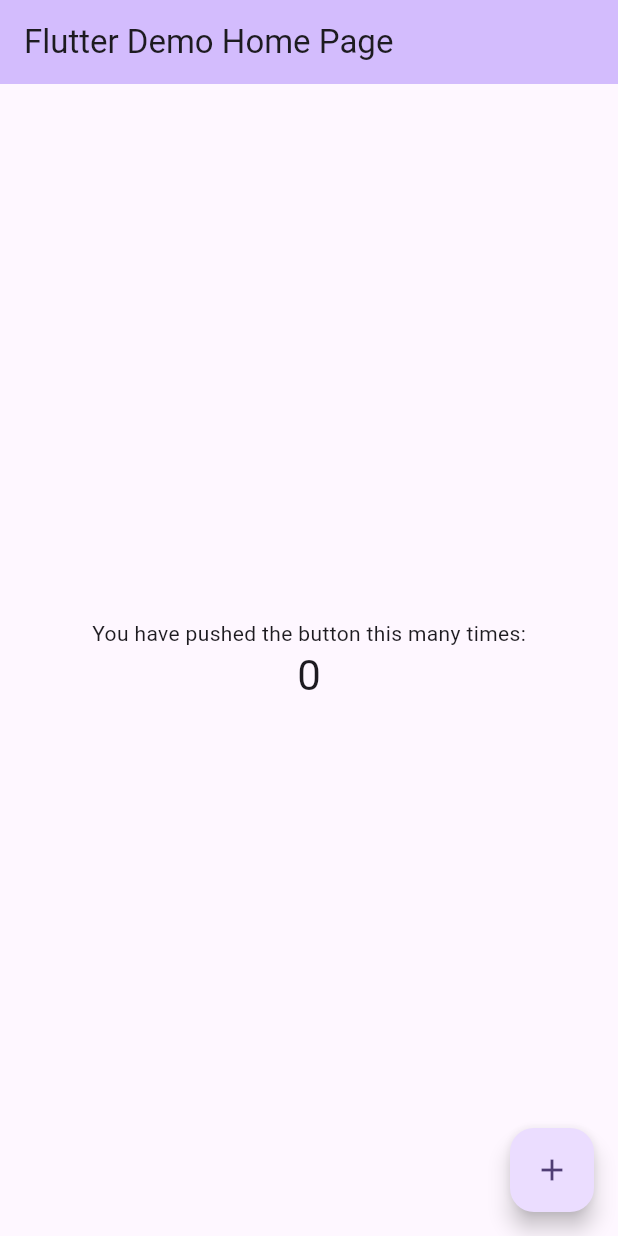
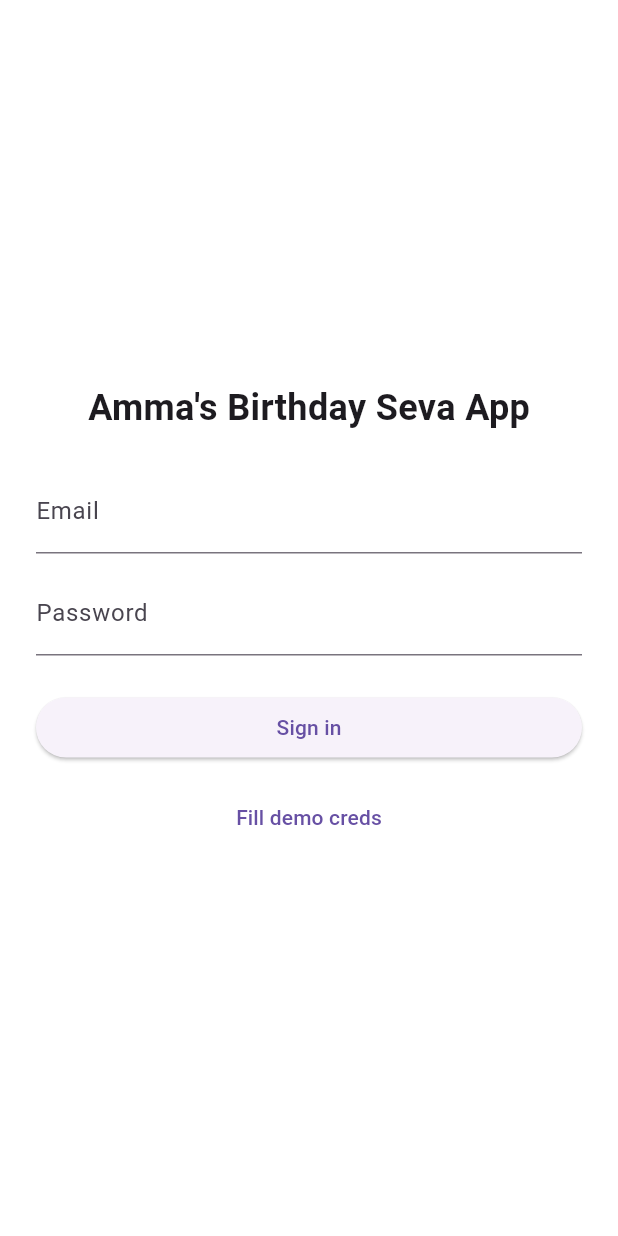
Before and after one commit to Vaishnav-365/Seva_App_Frontend, a Flutter app: the screen it shows after launch, on a phone screen of 412 x 824 dp. Run offline on Flutter 3.47's test engine with Material 3 defaults, Android fonts, the phone set to English and light mode, and no system bars; accounts and stored records are empty.

Commit message:
The initial UI with basic navigation and required screens

```diff
--- /dev/null
+++ b/lib/app_router.dart
@@ -0,0 +1,28 @@
+import 'package:flutter/material.dart';
+import 'screens/login_screen.dart';
+import 'screens/home_screen.dart';
+import 'screens/attendance_screen.dart';
+import 'screens/map_screen.dart';
+
+class AppRoutes {
+  static const login = '/';
+  static const home = '/home';
+  static const attendance = '/attendance';
+  static const map = '/map';
+}
+
+class AppRouter {
+  static Route<dynamic> generateRoute(RouteSettings settings) {
+    switch (settings.name) {
+      case AppRoutes.home:
+        return MaterialPageRoute(builder: (_) => const HomeScreen());
+      case AppRoutes.attendance:
+        return MaterialPageRoute(builder: (_) => const AttendanceScreen());
+      case AppRoutes.map:
+        return MaterialPageRoute(builder: (_) => const MapScreen());
+      case AppRoutes.login:
+      default:
+        return MaterialPageRoute(builder: (_) => const LoginScreen());
+    }
+  }
+}
--- a/lib/main.dart
+++ b/lib/main.dart
@@ -1,125 +1,40 @@
 import 'package:flutter/material.dart';
+import 'package:provider/provider.dart';
+import 'services/auth_service.dart';
+import 'state/app_state.dart';
+import 'app_router.dart';
 
 void main() {
-  runApp(const MyApp());
+  WidgetsFlutterBinding.ensureInitialized();
+
+  // Replace FakeAuthService
+  final authService = FakeAuthService();
+
+  runApp(
+    MultiProvider(
+      providers: [
+        Provider<AuthService>.value(value: authService),
+        ChangeNotifierProvider<AppState>(create: (_) => AppState()),
+      ],
+      child: const SevaApp(),
+    ),
+  );
 }
 
-class MyApp extends StatelessWidget {
-  const MyApp({super.key});
+class SevaApp extends StatelessWidget {
+  const SevaApp({super.key});
 
-  // This widget is the root of your application.
   @override
   Widget build(BuildContext context) {
     return MaterialApp(
-      title: 'Flutter Demo',
+      title: 'Amma\'s Birthday Seva App',
       theme: ThemeData(
-        // This is the theme of your application.
-        //
-        // TRY THIS: Try running your application with "flutter run". You'll see
-        // the application has a purple toolbar. Then, without quitting the app,
-        // try changing the seedColor in the colorScheme below to Colors.green
-        // and then invoke "hot reload" (save your changes or press the "hot
-        // reload" button in a Flutter-supported IDE, or press "r" if you used
-        // the command line to start the app).
-        //
-        // Notice that the counter didn't reset back to zero; the application
-        // state is not lost during the reload. To reset the state, use hot
-        // restart instead.
-        //
-        // This works for code too, not just values: Most code changes can be
-        // tested with just a hot reload.
-        colorScheme: ColorScheme.fromSeed(seedColor: Colors.deepPurple),
-        useMaterial3: true,
+        primarySwatch: Colors.deepPurple,
+        scaffoldBackgroundColor: Colors.white,
       ),
-      home: const MyHomePage(title: 'Flutter Demo Home Page'),
+      initialRoute: AppRoutes.login,
+      onGenerateRoute: AppRouter.generateRoute,
+      debugShowCheckedModeBanner: false,
     );
   }
 }
-
-class MyHomePage extends StatefulWidget {
-  const MyHomePage({super.key, required this.title});
-
-  // This widget is the home page of your application. It is stateful, meaning
-  // that it has a State object (defined below) that contains fields that affect
-  // how it looks.
-
-  // This class is the configuration for the state. It holds the values (in this
-  // case the title) provided by the parent (in this case the App widget) and
-  // used by the build method of the State. Fields in a Widget subclass are
-  // always marked "final".
-
-  final String title;
-
-  @override
-  State<MyHomePage> createState() => _MyHomePageState();
-}
-
-class _MyHomePageState extends State<MyHomePage> {
-  int _counter = 0;
-
-  void _incrementCounter() {
-    setState(() {
-      // This call to setState tells the Flutter framework that something has
-      // changed in this State, which causes it to rerun the build method below
-      // so that the display can reflect the updated values. If we changed
-      // _counter without calling setState(), then the build method would not be
-      // called again, and so nothing would appear to happen.
-      _counter++;
-    });
-  }
-
-  @override
-  Widget build(BuildContext context) {
-    // This method is rerun every time setState is called, for instance as done
-    // by the _incrementCounter method above.
-    //
-    // The Flutter framework has been optimized to make rerunning build methods
-    // fast, so that you can just rebuild anything that needs updating rather
-    // than having to individually change instances of widgets.
-    return Scaffold(
-      appBar: AppBar(
-        // TRY THIS: Try changing the color here to a specific color (to
-        // Colors.amber, perhaps?) and trigger a hot reload to see the AppBar
-        // change color while the other colors stay the same.
-        backgroundColor: Theme.of(context).colorScheme.inversePrimary,
-        // Here we take the value from the MyHomePage object that was created by
-        // the App.build method, and use it to set our appbar title.
-        title: Text(widget.title),
-      ),
-      body: Center(
-        // Center is a layout widget. It takes a single child and positions it
-        // in the middle of the parent.
-        child: Column(
-          // Column is also a layout widget. It takes a list of children and
-          // arranges them vertically. By default, it sizes itself to fit its
-          // children horizontally, and tries to be as tall as its parent.
-          //
-          // Column has various properties to control how it sizes itself and
-          // how it positions its children. Here we use mainAxisAlignment to
-          // center the children vertically; the main axis here is the vertical
-          // axis because Columns are vertical (the cross axis would be
-          // horizontal).
-          //
-          // TRY THIS: Invoke "debug painting" (choose the "Toggle Debug Paint"
-          // action in the IDE, or press "p" in the console), to see the
-          // wireframe for each widget.
-          mainAxisAlignment: MainAxisAlignment.center,
-          children: <Widget>[
-            const Text(
-              'You have pushed the button this many times:',
-            ),
-            Text(
-              '$_counter',
-              style: Theme.of(context).textTheme.headlineMedium,
-            ),
-          ],
-        ),
-      ),
-      floatingActionButton: FloatingActionButton(
-        onPressed: _incrementCounter,
-        tooltip: 'Increment',
-        child: const Icon(Icons.add),
-      ), // This trailing comma makes auto-formatting nicer for build methods.
-    );
-  }
-}
--- /dev/null
+++ b/lib/screens/login_screen.dart
@@ -0,0 +1,91 @@
+import 'package:flutter/material.dart';
+import 'package:provider/provider.dart';
+import '../services/auth_service.dart';
+import '../app_router.dart';
+import '../state/app_state.dart';
+
+class LoginScreen extends StatefulWidget {
+  const LoginScreen({super.key});
+
+  @override
+  State<LoginScreen> createState() => _LoginScreenState();
+}
+
+class _LoginScreenState extends State<LoginScreen> {
+  final _email = TextEditingController();
+  final _password = TextEditingController();
+  bool _loading = false;
+  String? _error;
+
+  Future<void> _login() async {
+    setState(() {
+      _loading = true;
+      _error = null;
+    });
+    final auth = Provider.of<AuthService>(context, listen: false);
+    try {
+      final user = await auth.signInWithEmail(_email.text.trim(), _password.text);
+      if (user != null) {
+        Provider.of<AppState>(context, listen: false).setUser(user);
+        if (!mounted) return;
+        Navigator.pushReplacementNamed(context, AppRoutes.home);
+      } else {
+        setState(() => _error = 'Login failed');
+      }
+    } catch (e) {
+      setState(() => _error = e.toString());
+    } finally {
+      setState(() => _loading = false);
+    }
+  }
+
+  @override
+  void dispose() {
+    _email.dispose();
+    _password.dispose();
+    super.dispose();
+  }
+
+  @override
+  Widget build(BuildContext context) {
+    final isDark = Theme.of(context).brightness == Brightness.dark;
+    return Scaffold(
+      body: SafeArea(
+        child: Center(
+          child: SingleChildScrollView(
+            padding: const EdgeInsets.all(24),
+            child: Column(
+              mainAxisSize: MainAxisSize.min,
+              children: [
+                const Text('Amma\'s Birthday Seva App', style: TextStyle(fontSize: 24, fontWeight: FontWeight.bold)),
+                const SizedBox(height: 24),
+                TextField(controller: _email, decoration: const InputDecoration(labelText: 'Email')),
+                const SizedBox(height: 12),
+                TextField(controller: _password, decoration: const InputDecoration(labelText: 'Password'), obscureText: true),
+                const SizedBox(height: 16),
+                if (_error != null) Text(_error!, style: const TextStyle(color: Colors.red)),
+                const SizedBox(height: 8),
+                SizedBox(
+                  width: double.infinity,
+                  child: ElevatedButton(
+                    onPressed: _loading ? null : _login,
+                    child: _loading ? const CircularProgressIndicator() : const Text('Sign in'),
+                  ),
+                ),
+                const SizedBox(height: 12),
+                TextButton(
+                  onPressed: () {
+                    // test user
+                    _email.text = 'volunteer@example.com';
+                    _password.text = 'password';
+                  },
+                  child: const Text('Fill demo creds'),
+                )
+              ],
+            ),
+          ),
+        ),
+      ),
+    );
+  }
+}
--- /dev/null
+++ b/lib/services/auth_service.dart
@@ -0,0 +1,39 @@
+import 'dart:async';
+
+class UserProfile {
+  final String uid;
+  final String name;
+  final String email;
+
+  UserProfile({required this.uid, required this.name, required this.email});
+}
+
+abstract class AuthService {
+  Future<UserProfile?> signInWithEmail(String email, String password);
+  Future<void> signOut();
+  Stream<UserProfile?> authStateChanges();
+}
+
+/// Fake implementation
+class FakeAuthService implements AuthService {
+  final StreamController<UserProfile?> _ctrl = StreamController.broadcast();
+  UserProfile? _user;
+
+  @override
+  Future<UserProfile?> signInWithEmail(String email, String password) async {
+    await Future.delayed(const Duration(milliseconds: 500));
+    _user = UserProfile(uid: 'u123', name: 'Test User', email: email);
+    _ctrl.add(_user);
+    return _user;
+  }
+
+  @override
+  Future<void> signOut() async {
+    _user = null;
+    _ctrl.add(null);
+    await Future.delayed(const Duration(milliseconds: 200));
+  }
+
+  @override
+  Stream<UserProfile?> authStateChanges() => _ctrl.stream;
+}
--- /dev/null
+++ b/lib/state/app_state.dart
@@ -0,0 +1,18 @@
+import 'package:flutter/material.dart';
+import '../services/auth_service.dart';
+
+class AppState extends ChangeNotifier {
+  UserProfile? user;
+
+  void setUser(UserProfile? u) {
+    user = u;
+    notifyListeners();
+  }
+
+  // Example: cache of counts, or the selected category index
+  int selectedCategoryIndex = 0;
+  void setSelectedCategory(int i) {
+    selectedCategoryIndex = i;
+    notifyListeners();
+  }
+}
--- a/pubspec.yaml
+++ b/pubspec.yaml
@@ -30,6 +30,7 @@ environment:
 dependencies:
   flutter:
     sdk: flutter
+  provider: ^6.0.5
 
   # The following adds the Cupertino Icons font to your application.
   # Use with the CupertinoIcons class for iOS style icons.
```
Also changed, not shown: lib/models/seva_model.dart (added, +12 -0 lines), lib/screens/attendance_screen.dart (added, +15 -0 lines), lib/screens/home_screen.dart (added, +80 -0 lines), lib/screens/map_screen.dart (added, +17 -0 lines), lib/widgets/bottom_nav.dart (added, +34 -0 lines), lib/widgets/category_card.dart (added, +36 -0 lines), lib/widgets/top_banner.dart (added, +35 -0 lines), pubspec.lock, 1 other file.
